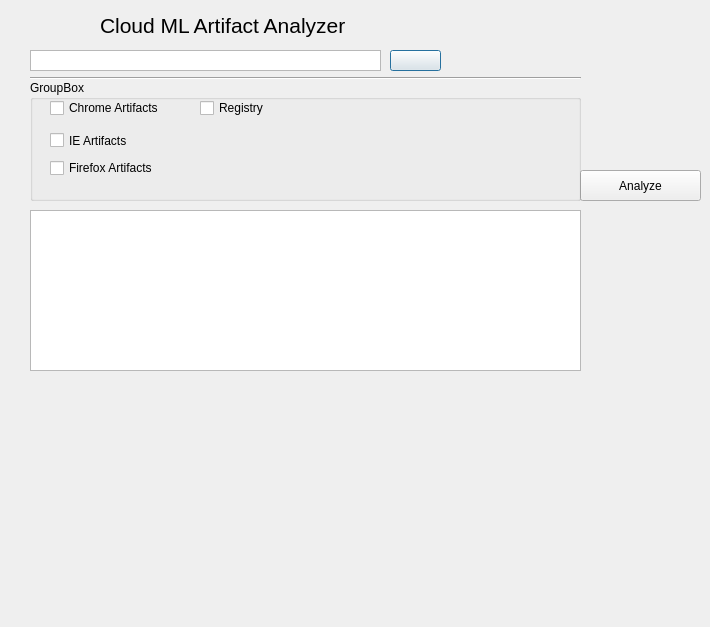
Old version of the form MainWindow.ui in the repository colfax0483/capstone_project.
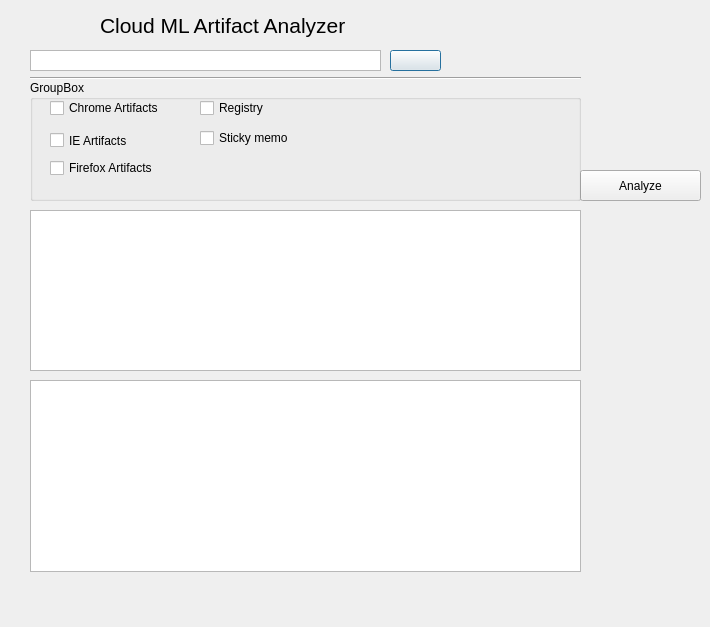
New version of the form. Icons and pictures are not drawn.

```diff
--- a/MainWindow.ui
+++ b/MainWindow.ui
@@ -117,6 +117,19 @@
      <string>Registry</string>
     </property>
    </widget>
+   <widget class="QCheckBox" name="chk_Stickymemo">
+    <property name="geometry">
+     <rect>
+      <x>170</x>
+      <y>50</y>
+      <width>101</width>
+      <height>16</height>
+     </rect>
+    </property>
+    <property name="text">
+     <string>Sticky memo</string>
+    </property>
+   </widget>
   </widget>
   <widget class="QTextEdit" name="Brw_Dir">
    <property name="geometry">
@@ -171,6 +184,16 @@
     <string>Cloud ML Artifact Analyzer</string>
    </property>
   </widget>
+  <widget class="QTableWidget" name="tableWidget">
+   <property name="geometry">
+    <rect>
+     <x>30</x>
+     <y>380</y>
+     <width>551</width>
+     <height>192</height>
+    </rect>
+   </property>
+  </widget>
  </widget>
  <resources/>
  <connections/>
```
Left out of the diff: 2 changed lines with no effect on the pictures.
